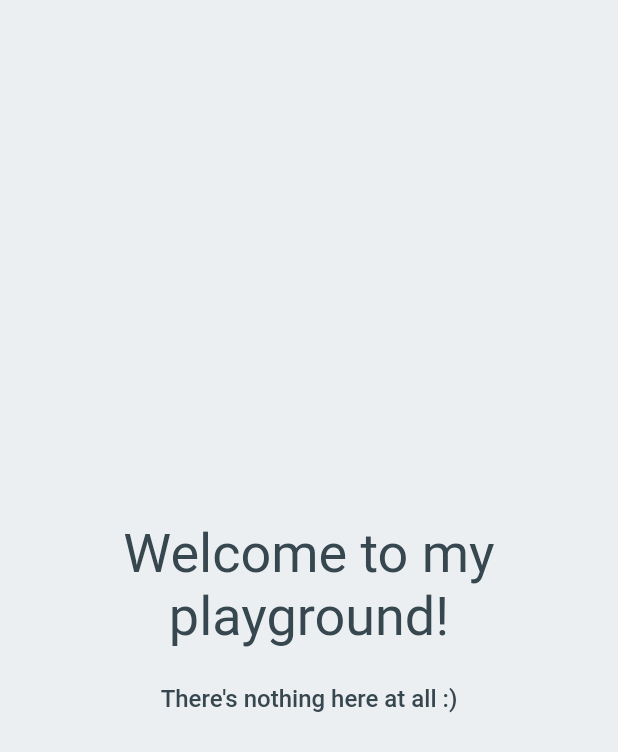
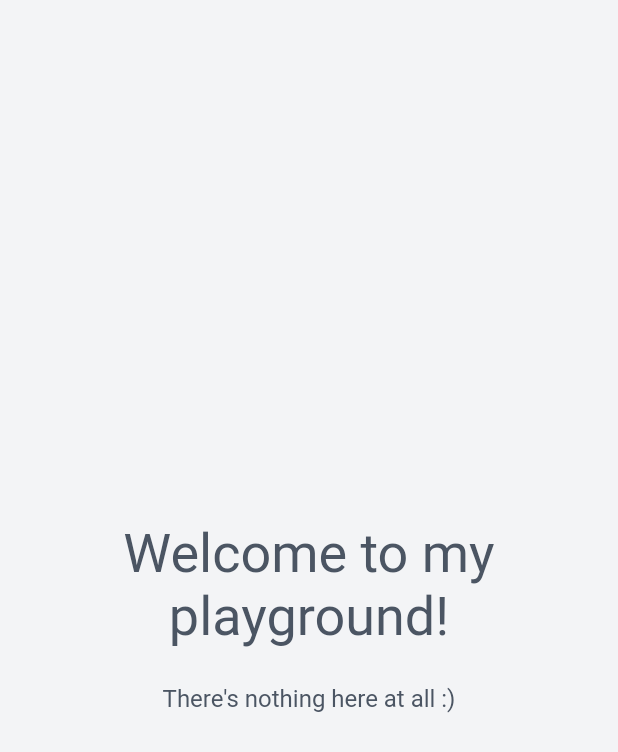
Before and after one commit to cervonwong/playground, a Flutter app: the screen it shows after launch, on a phone screen of 412 x 824 dp. Shown: the top 752 px of the screen. Run offline on Flutter 3.47's test engine with Material 2 defaults, Android fonts, the phone set to English and light mode, and no system bars; Roboto replaces fonts that are missing (Fraunces 72pt, Fraunces 9pt).

Commit message:
Customise colors, animate color change

```diff
--- a/lib/screens/welcome_screen.dart
+++ b/lib/screens/welcome_screen.dart
@@ -3,42 +3,62 @@ import 'dart:math';
 import 'package:flutter/material.dart';
 import 'package:playground/utils/layout_calculator.dart';
 
+const colorList = [
+  [Color(0XFFFEF2F2), Color(0XFFDC2626)], // Red light.
+  [Color(0XFFFFF7ED), Color(0XFFEA580C)], // Orange light.
+  [Color(0XFFFFFBEB), Color(0XFFD97706)], // Amber light.
+  [Color(0XFFF7FEE7), Color(0XFF65A30D)], // Lime light.
+  [Color(0XFFF0FDF4), Color(0XFF16A34A)], // Green light.
+  [Color(0XFFF0FDFA), Color(0XFF0D9488)], // Teal light.
+  [Color(0XFFECFEFF), Color(0XFF0891B2)], // Cyan light.
+  [Color(0XFFF0F9FF), Color(0XFF0284C7)], // Sky light.
+  [Color(0XFFEEF2FF), Color(0XFF4F46E5)], // Indigo light.
+  [Color(0XFFF5F3FF), Color(0XFF7C3AED)], // Violet light.
+  [Color(0XFFFDF4FF), Color(0XFFC026D3)], // Fuchsia light.
+  [Color(0XFFFDF2F8), Color(0XFFDB2777)], // Pink light.
+];
+const animationDuration = Duration(milliseconds: 150);
+
 class WelcomeScreen extends StatefulWidget {
-  final List<MaterialColor> colorList = [];
-
-  WelcomeScreen({Key? key}) : super(key: key) {
-    for (final primary in Colors.primaries) {
-      colorList.add(primary);
-    }
-  }
+  const WelcomeScreen({Key? key}) : super(key: key);
 
   @override
   State<WelcomeScreen> createState() => _WelcomeScreenState();
 }
 
 class _WelcomeScreenState extends State<WelcomeScreen> {
-  MaterialColor currentColor = Colors.blueGrey;
+  int currentColorIndex = -1;
+  Color backgroundColor = const Color(0XFFF3F4F6);
+  Color foregroundColor = const Color(0XFF4B5563);
 
   @override
   Widget build(BuildContext context) {
     return Scaffold(
-      backgroundColor: currentColor.shade50,
-      body: InkWell(
+      body: AnimatedContainer(
+        duration: animationDuration,
+        color: backgroundColor,
+        child: Material(
+          type: MaterialType.transparency,
+          child: InkWell(
             onTap: () {
-          MaterialColor newTextColor = currentColor;
-          while (newTextColor == currentColor) {
-            newTextColor = widget.colorList.elementAt(
-              Random().nextInt(widget.colorList.length),
-            );
+              int newColorIndex = currentColorIndex;
+              while (newColorIndex == currentColorIndex) {
+                newColorIndex =
+                  Random().nextInt(colorList.length);
               }
               setState(() {
-            currentColor = newTextColor;
+                currentColorIndex = newColorIndex;
+                backgroundColor = colorList[newColorIndex][0];
+                foregroundColor = colorList[newColorIndex][1];
               });
             },
             splashColor: Colors.white,
             highlightColor: Colors.transparent,
             focusColor: Colors.transparent,
             child: Center(
+              child: AnimatedDefaultTextStyle(
+                duration: animationDuration,
+                style: TextStyle(color: foregroundColor),
                 child: Column(
                   mainAxisSize: MainAxisSize.min,
                   children: [
@@ -46,7 +66,6 @@ class _WelcomeScreenState extends State<WelcomeScreen> {
                       'Welcome to my playground!',
                       textAlign: TextAlign.center,
                       style: TextStyle(
-                  color: currentColor.shade800,
                         fontSize: LayoutCalculator.breakpoint(context: context) ==
                                 LayoutBreakpoint.smallest
                             ? 36.0
@@ -61,8 +80,7 @@ class _WelcomeScreenState extends State<WelcomeScreen> {
                     Text(
                       'There\'s nothing here at all :)',
                       textAlign: TextAlign.center,
-                style: Theme.of(context).textTheme.bodyText1!.copyWith(
-                      color: currentColor.shade800,
+                      style: TextStyle(
                             fontFamily: 'Fraunces 9pt',
                             fontSize: LayoutCalculator.breakpoint(context: context) ==
                                     LayoutBreakpoint.smallest
@@ -74,6 +92,9 @@ class _WelcomeScreenState extends State<WelcomeScreen> {
                 ),
               ),
             ),
+          ),
+        ),
+      ),
     );
   }
 }
```
Lines whose indentation alone changed are shown as unchanged.
